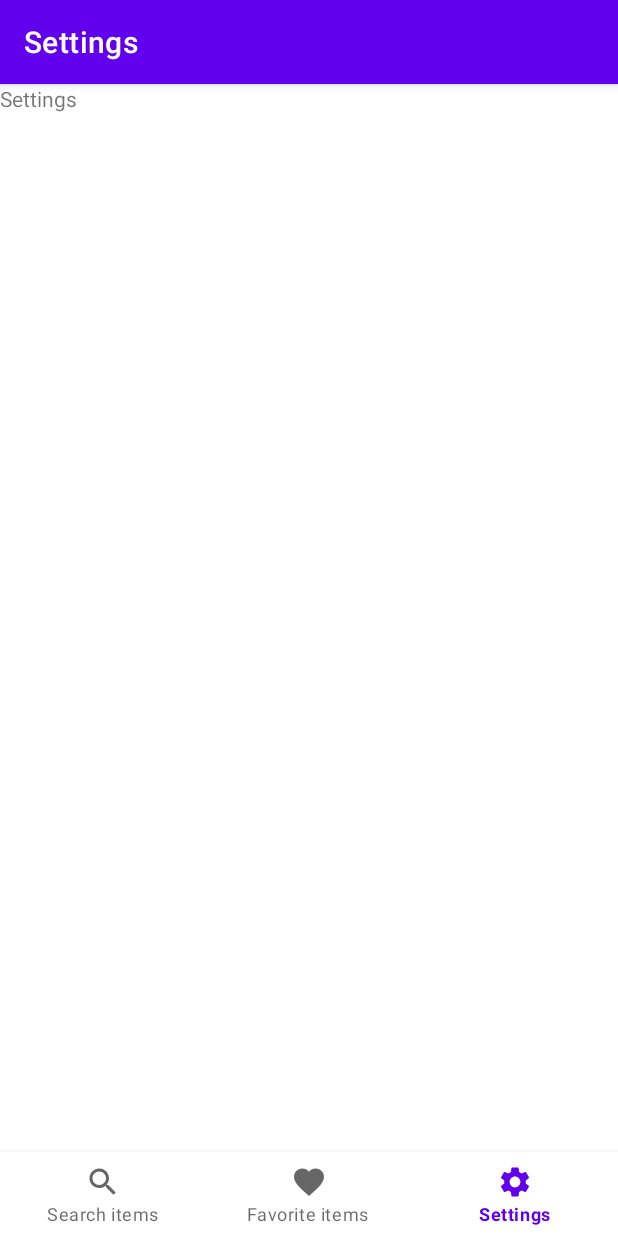
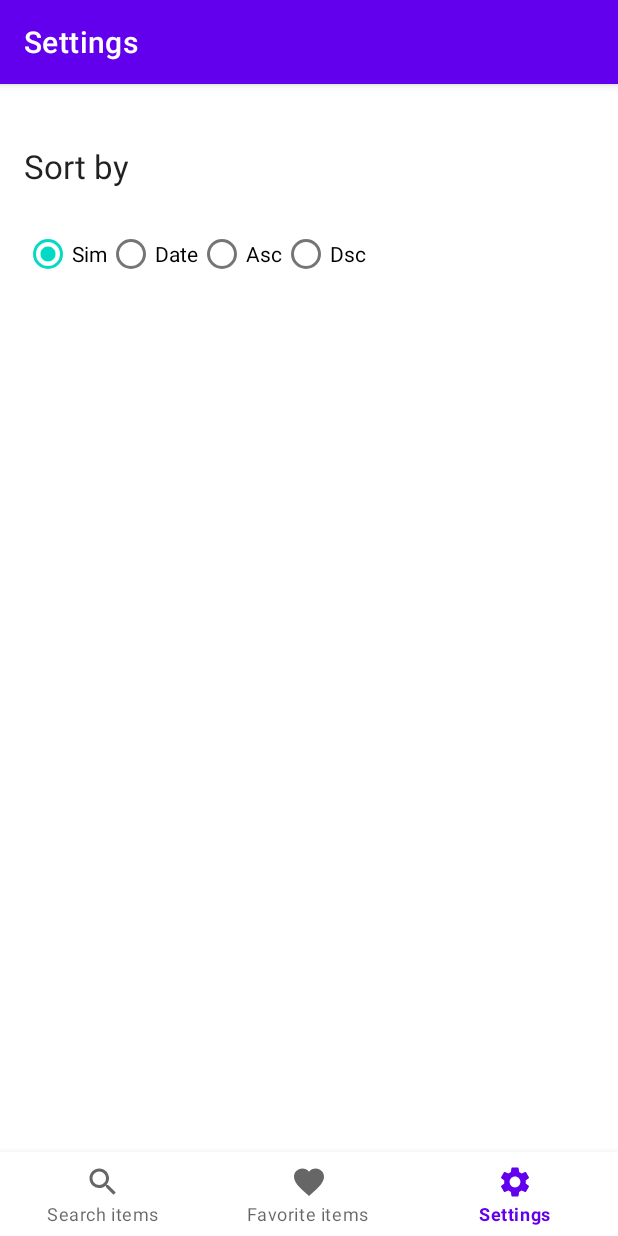
Before and after one commit to rnqhqaltjs/TotalShopping2, an Android app: the screen it shows after launch (MainActivity), item 3 of the bottom bar chosen, on a phone screen of 412 x 824 dp. Run offline under Robolectric (Android 15) with nearby library versions, the phone set to English and light mode, and no system bars; our stand-ins replace Room's generated code, navigation-ui.

Commit message:
Initial commit

```diff
--- a/app/src/main/java/com/example/totalshopping2/data/repository/ItemSearchRepository.kt
+++ b/app/src/main/java/com/example/totalshopping2/data/repository/ItemSearchRepository.kt
@@ -20,4 +20,9 @@ interface ItemSearchRepository {
     suspend fun deleteItems(item: Item)
 
     fun getFavoriteItems(): Flow<List<Item>>
+
+    // DataStore
+    suspend fun saveSortMode(mode: String)
+
+    suspend fun getSortMode(): Flow<String>
 }
--- a/app/src/main/java/com/example/totalshopping2/data/repository/ItemSearchRepositoryImpl.kt
+++ b/app/src/main/java/com/example/totalshopping2/data/repository/ItemSearchRepositoryImpl.kt
@@ -1,13 +1,26 @@
 package com.example.totalshopping2.data.repository
 
+import androidx.datastore.core.DataStore
+import androidx.datastore.preferences.core.Preferences
+import androidx.datastore.preferences.core.edit
+import androidx.datastore.preferences.core.emptyPreferences
+import androidx.datastore.preferences.core.stringPreferencesKey
 import com.example.totalshopping2.data.api.RetrofitInstance.api
 import com.example.totalshopping2.data.db.ItemSearchDatabase
 import com.example.totalshopping2.data.model.Item
 import com.example.totalshopping2.data.model.SearchResponse
+import com.example.totalshopping2.data.repository.ItemSearchRepositoryImpl.PreferencesKeys.SORT_MODE
+import com.example.totalshopping2.util.Sort
 import kotlinx.coroutines.flow.Flow
+import kotlinx.coroutines.flow.catch
+import kotlinx.coroutines.flow.map
 import retrofit2.Response
+import java.io.IOException
 
-class ItemSearchRepositoryImpl(private val db: ItemSearchDatabase) : ItemSearchRepository {
+class ItemSearchRepositoryImpl(
+    private val db: ItemSearchDatabase,
+    private val dataStore: DataStore<Preferences>
+) : ItemSearchRepository {
 
     override suspend fun searchItems(
         query: String,
@@ -29,4 +42,30 @@ class ItemSearchRepositoryImpl(private val db: ItemSearchDatabase) : ItemSearchR
     override fun getFavoriteItems(): Flow<List<Item>> {
         return db.itemSearchDao().getFavoriteItems()
     }
+
+    // DataStore
+    private object PreferencesKeys {
+        val SORT_MODE = stringPreferencesKey("sort_mode")
+    }
+
+    override suspend fun saveSortMode(mode: String) {
+        dataStore.edit { prefs ->
+            prefs[SORT_MODE] = mode
+        }
+    }
+
+    override suspend fun getSortMode(): Flow<String> {
+        return dataStore.data
+            .catch { exception ->
+                if (exception is IOException) {
+                    exception.printStackTrace()
+                    emit(emptyPreferences())
+                } else {
+                    throw exception
+                }
+            }
+            .map { prefs ->
+                prefs[SORT_MODE] ?: Sort.SIM.value
+            }
+    }
 }
--- a/app/src/main/java/com/example/totalshopping2/ui/view/MainActivity.kt
+++ b/app/src/main/java/com/example/totalshopping2/ui/view/MainActivity.kt
@@ -1,7 +1,9 @@
 package com.example.totalshopping2.ui.view
 
+import android.content.Context
 import android.os.Bundle
 import androidx.appcompat.app.AppCompatActivity
+import androidx.datastore.preferences.preferencesDataStore
 import androidx.lifecycle.ViewModelProvider
 import androidx.navigation.NavController
 import androidx.navigation.fragment.NavHostFragment
@@ -15,6 +17,7 @@ import com.example.totalshopping2.data.repository.ItemSearchRepositoryImpl
 import com.example.totalshopping2.databinding.ActivityMainBinding
 import com.example.totalshopping2.ui.viewmodel.ItemSearchViewModel
 import com.example.totalshopping2.ui.viewmodel.ItemSearchViewModelProviderFactory
+import com.example.totalshopping2.util.Constants.DATASTORE_NAME
 
 class MainActivity : AppCompatActivity() {
     private val binding: ActivityMainBinding by lazy {
@@ -23,6 +26,8 @@ class MainActivity : AppCompatActivity() {
     lateinit var itemSearchViewModel: ItemSearchViewModel
     private lateinit var navController: NavController
     private lateinit var appBarConfiguration: AppBarConfiguration
+
+    private val Context.dataStore by preferencesDataStore(DATASTORE_NAME)
 
     override fun onCreate(savedInstanceState: Bundle?) {
         super.onCreate(savedInstanceState)
@@ -35,7 +40,7 @@ class MainActivity : AppCompatActivity() {
         setupJetpackNavigation()
 
         val database = ItemSearchDatabase.getInstance(this)
-        val itemSearchRepository = ItemSearchRepositoryImpl(database)
+        val itemSearchRepository = ItemSearchRepositoryImpl(database, dataStore)
         val factory = ItemSearchViewModelProviderFactory(itemSearchRepository, this)
         itemSearchViewModel = ViewModelProvider(this, factory)[ItemSearchViewModel::class.java]
 
--- a/app/src/main/java/com/example/totalshopping2/ui/view/SettingsFragment.kt
+++ b/app/src/main/java/com/example/totalshopping2/ui/view/SettingsFragment.kt
@@ -5,11 +5,18 @@ import android.view.LayoutInflater
 import android.view.View
 import android.view.ViewGroup
 import androidx.fragment.app.Fragment
+import androidx.lifecycle.lifecycleScope
+import com.example.totalshopping2.R
 import com.example.totalshopping2.databinding.FragmentSettingsBinding
+import com.example.totalshopping2.ui.viewmodel.ItemSearchViewModel
+import com.example.totalshopping2.util.Sort
+import kotlinx.coroutines.launch
 
 class SettingsFragment : Fragment() {
     private var _binding: FragmentSettingsBinding? = null
     private val binding get() = _binding!!
+
+    private lateinit var itemSearchViewModel: ItemSearchViewModel
 
     override fun onCreateView(
         inflater: LayoutInflater,
@@ -20,6 +27,40 @@ class SettingsFragment : Fragment() {
         return binding.root
     }
 
+    override fun onViewCreated(view: View, savedInstanceState: Bundle?) {
+        super.onViewCreated(view, savedInstanceState)
+        itemSearchViewModel = (activity as MainActivity).itemSearchViewModel
+
+        saveSettings()
+        loadSettings()
+    }
+
+    private fun saveSettings() {
+        binding.rgSort.setOnCheckedChangeListener { _, checkedId ->
+            val value = when (checkedId) {
+                R.id.rb_sim -> Sort.SIM.value
+                R.id.rb_date -> Sort.DATE.value
+                R.id.rb_asc -> Sort.ASC.value
+                R.id.rb_dsc -> Sort.DSC.value
+                else -> return@setOnCheckedChangeListener
+            }
+            itemSearchViewModel.saveSortMode(value)
+        }
+    }
+
+    private fun loadSettings() {
+        lifecycleScope.launch {
+            val buttonId = when (itemSearchViewModel.getSortMode()) {
+                Sort.SIM.value -> R.id.rb_sim
+                Sort.DATE.value -> R.id.rb_date
+                Sort.ASC.value -> R.id.rb_asc
+                Sort.DSC.value -> R.id.rb_dsc
+                else -> return@launch
+            }
+            binding.rgSort.check(buttonId)
+        }
+    }
+
     override fun onDestroyView() {
         _binding = null
         super.onDestroyView()
--- a/app/src/main/java/com/example/totalshopping2/ui/viewmodel/ItemSearchViewModel.kt
+++ b/app/src/main/java/com/example/totalshopping2/ui/viewmodel/ItemSearchViewModel.kt
@@ -7,8 +7,10 @@ import com.example.totalshopping2.data.repository.ItemSearchRepository
 import kotlinx.coroutines.Dispatchers
 import kotlinx.coroutines.flow.SharingStarted
 import kotlinx.coroutines.flow.StateFlow
+import kotlinx.coroutines.flow.first
 import kotlinx.coroutines.flow.stateIn
 import kotlinx.coroutines.launch
+import kotlinx.coroutines.withContext
 
 class ItemSearchViewModel(
     private val itemSearchRepository: ItemSearchRepository,
@@ -18,7 +20,7 @@ class ItemSearchViewModel(
     val searchResult: LiveData<SearchResponse> get() = _searchResult
 
     fun searchItems(query: String) = viewModelScope.launch(Dispatchers.IO) {
-        val response = itemSearchRepository.searchItems(query, 10, "sim", 1)
+        val response = itemSearchRepository.searchItems(query, 10, getSortMode(), 1)
         if (response.isSuccessful) {
             response.body()?.let { body ->
                 _searchResult.postValue(body)
@@ -53,4 +55,13 @@ class ItemSearchViewModel(
     companion object {
         private const val SAVE_STATE_KEY = "query"
     }
+
+    // DataStore
+    fun saveSortMode(value: String) = viewModelScope.launch(Dispatchers.IO) {
+        itemSearchRepository.saveSortMode(value)
+    }
+
+    suspend fun getSortMode() = withContext(Dispatchers.IO) {
+        itemSearchRepository.getSortMode().first()
+    }
 }
--- a/app/src/main/java/com/example/totalshopping2/util/Constants.kt
+++ b/app/src/main/java/com/example/totalshopping2/util/Constants.kt
@@ -7,4 +7,5 @@ object Constants {
     const val SEARCH_BOOKS_TIME_DELAY = 100L
     const val CLIENT_ID = BuildConfig.CLIENT_ID
     const val CLIENT_SECRET = BuildConfig.CLIENT_SECRET
+    const val DATASTORE_NAME = "preferences_datastore"
 }
--- /dev/null
+++ b/app/src/main/java/com/example/totalshopping2/util/Sort.kt
@@ -0,0 +1,8 @@
+package com.example.totalshopping2.util
+
+enum class Sort(val value: String) {
+    SIM("sim"),
+    DATE("date"),
+    ASC("asc"),
+    DSC("dsc")
+}
--- a/app/src/main/res/layout/fragment_settings.xml
+++ b/app/src/main/res/layout/fragment_settings.xml
@@ -1,14 +1,60 @@
 <?xml version="1.0" encoding="utf-8"?>
-<FrameLayout xmlns:android="http://schemas.android.com/apk/res/android"
+<androidx.constraintlayout.widget.ConstraintLayout xmlns:android="http://schemas.android.com/apk/res/android"
+    xmlns:app="http://schemas.android.com/apk/res-auto"
     xmlns:tools="http://schemas.android.com/tools"
     android:layout_width="match_parent"
     android:layout_height="match_parent"
     tools:context=".ui.view.SettingsFragment">
 
-    <!-- TODO: Update blank fragment layout -->
     <TextView
-        android:layout_width="match_parent"
-        android:layout_height="match_parent"
-        android:text="@string/settings" />
+        android:id="@+id/tv_title_sort"
+        android:layout_width="0dp"
+        android:layout_height="wrap_content"
+        android:layout_marginStart="16dp"
+        android:layout_marginTop="40dp"
+        android:layout_marginEnd="16dp"
+        android:text="Sort by"
+        android:textAppearance="@style/TextAppearance.AppCompat.Large"
+        app:layout_constraintEnd_toEndOf="parent"
+        app:layout_constraintStart_toStartOf="parent"
+        app:layout_constraintTop_toTopOf="parent" />
 
-</FrameLayout>
+    <RadioGroup
+        android:id="@+id/rg_sort"
+        android:layout_width="0dp"
+        android:layout_height="wrap_content"
+        android:layout_marginStart="16dp"
+        android:layout_marginTop="20dp"
+        android:layout_marginEnd="16dp"
+        android:orientation="horizontal"
+        app:layout_constraintEnd_toEndOf="parent"
+        app:layout_constraintStart_toStartOf="parent"
+        app:layout_constraintTop_toBottomOf="@id/tv_title_sort">
+
+        <RadioButton
+            android:id="@+id/rb_sim"
+            android:layout_width="wrap_content"
+            android:layout_height="wrap_content"
+            android:text="Sim" />
+
+        <RadioButton
+            android:id="@+id/rb_date"
+            android:layout_width="wrap_content"
+            android:layout_height="wrap_content"
+            android:text="Date" />
+
+        <RadioButton
+            android:id="@+id/rb_asc"
+            android:layout_width="wrap_content"
+            android:layout_height="wrap_content"
+            android:text="Asc" />
+
+        <RadioButton
+            android:id="@+id/rb_dsc"
+            android:layout_width="wrap_content"
+            android:layout_height="wrap_content"
+            android:text="Dsc" />
+
+    </RadioGroup>
+
+</androidx.constraintlayout.widget.ConstraintLayout>
```
